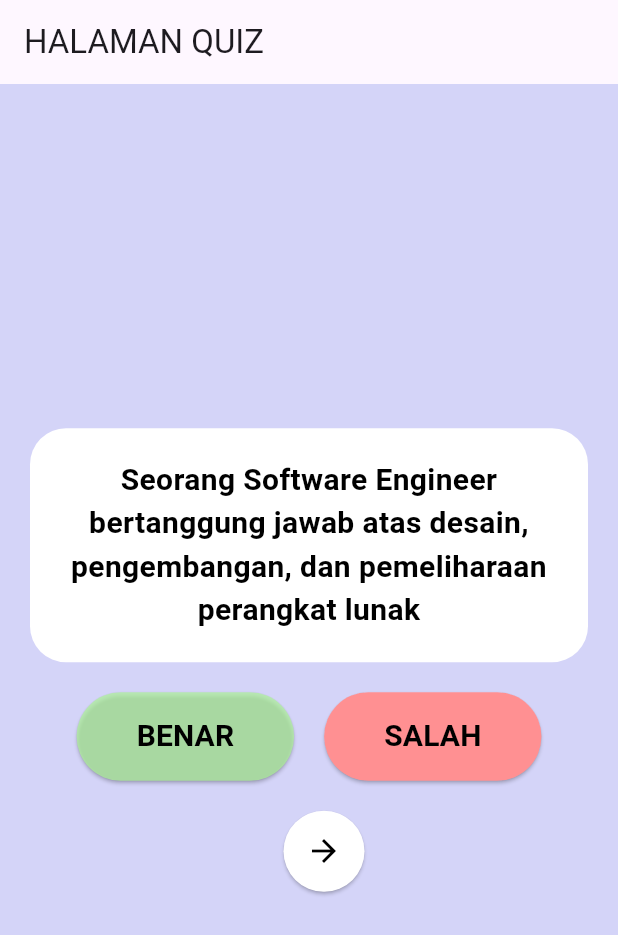
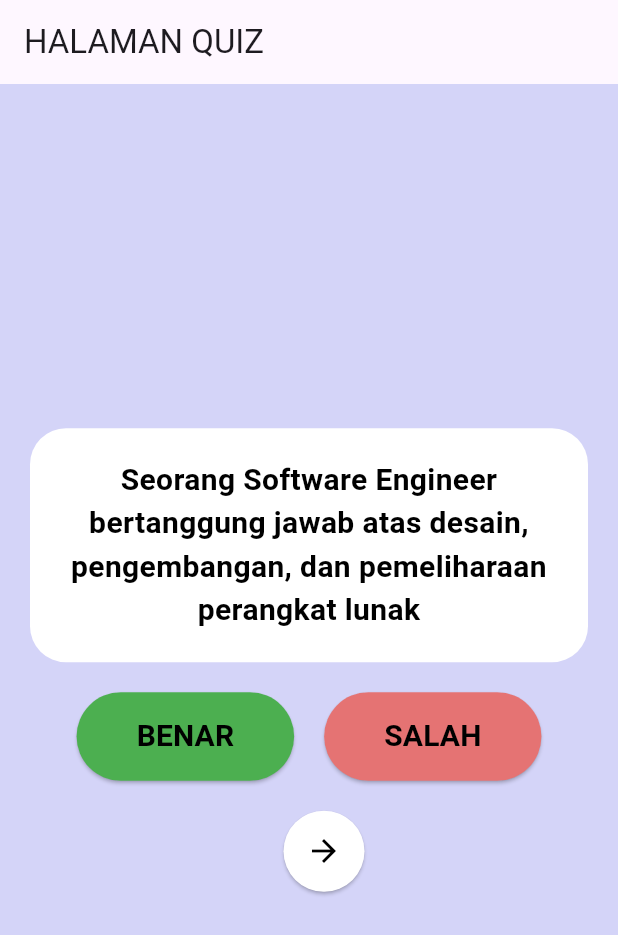
Before and after one commit to Nia026/Who-s-Who-in-IT-, a Flutter app: the QuizScreen screen opened by its route, after a tap on "BENAR", on a phone screen of 412 x 824 dp. Shown: the top 935 px of the screen. Run offline on Flutter 3.47's test engine with Material 3 defaults, Android fonts, the phone set to English and light mode, and no system bars; our stand-ins replace go_router.

Commit message:
memperbaiki quiz provider, quiz page, dan membuat about page

```diff
--- a/lib/main.dart
+++ b/lib/main.dart
@@ -5,6 +5,7 @@ import 'providers/quiz_provider.dart';
 import 'screens/homepage.dart';
 import 'screens/quiz_page.dart';
 import 'screens/result_page.dart';
+import 'screens/about_page.dart';
 
 void main() {
   runApp(
@@ -27,6 +28,7 @@ class QuizApp extends StatelessWidget {
           GoRoute(path: '/', builder: (context, state) => HomeScreen()),
           GoRoute(path: '/quiz', builder: (context, state) => QuizScreen()),
           GoRoute(path: '/result', builder: (context, state) => ResultScreen()),
+          GoRoute(path: '/about', builder: (context, state) => AboutScreen()),
         ]
       ),
     );
--- a/lib/providers/quiz_provider.dart
+++ b/lib/providers/quiz_provider.dart
@@ -11,13 +11,19 @@ class QuizProvider extends ChangeNotifier {
   List<bool?> get userAnswers => _userAnswers;
 
   void answerQuestion(bool answer) {
-    if (_userAnswers[_currentIndex] == null) {
-      _userAnswers[_currentIndex] = answer;
-      if (answer == questions[_currentIndex].answer) {
-        _score += 10;
+    if (_userAnswers[_currentIndex] != null) {
+      if (_userAnswers[_currentIndex] == questions[_currentIndex].answer) {
+        _score -= 10;
       }
-      notifyListeners();
     }
+
+    _userAnswers[_currentIndex] = answer;
+
+    if (answer == questions[_currentIndex].answer) {
+      _score += 10;
+    }
+
+    notifyListeners();
   }
 
   void nextQuestion() {
--- a/lib/screens/quiz_page.dart
+++ b/lib/screens/quiz_page.dart
@@ -11,9 +11,10 @@ class QuizScreen extends StatelessWidget {
   Widget build(BuildContext context) {
     final quizProvider = Provider.of<QuizProvider>(context);
     final currentQuestion = questions[quizProvider.currentIndex];
+    final userAnswer = quizProvider.userAnswers[quizProvider.currentIndex];
 
     return Scaffold(
-      backgroundColor: const Color(0xFFD4D4F8), // Warna background sesuai Figma
+      backgroundColor: const Color(0xFFD4D4F8),
       appBar: AppBar(title: const Text("HALAMAN QUIZ")),
       body: Center(
         child: Padding(
@@ -21,7 +22,6 @@ class QuizScreen extends StatelessWidget {
           child: Column(
             mainAxisAlignment: MainAxisAlignment.center,
             children: [
-              // Box putih untuk menampilkan pertanyaan
               Container(
                 width: double.infinity,
                 padding: const EdgeInsets.all(20),
@@ -39,36 +39,36 @@ class QuizScreen extends StatelessWidget {
                   ),
                 ),
               ),
-
               const SizedBox(height: 20),
-
-              // Tombol pilihan jawaban (Benar/Salah) dalam satu baris
               Row(
                 mainAxisAlignment: MainAxisAlignment.center,
                 children: [
                   _AnswerButton(
                     text: "BENAR",
-                    isSelected: quizProvider.userAnswers[quizProvider.currentIndex] == true,
-                    onPressed: () => quizProvider.answerQuestion(true),
-                    color: const Color(0xFFAEF399),
+                    isSelected: userAnswer == true,
+                    onPressed: () {
+                      quizProvider.answerQuestion(true);
+                    },
+                    defaultColor: const Color(0xFF81C784),
+                    selectedColor: const Color(0xFF4CAF50),
                   ),
                   const SizedBox(width: 20),
                   _AnswerButton(
                     text: "SALAH",
-                    isSelected: quizProvider.userAnswers[quizProvider.currentIndex] == false,
-                    onPressed: () => quizProvider.answerQuestion(false),
-                    color: const Color(0xFFFF9092),
+                    isSelected: userAnswer == false,
+                    onPressed: () {
+                      quizProvider.answerQuestion(false);
+                    },
+                    defaultColor: const Color(0xFFE57373),
+                    selectedColor: const Color(0xFFF44336),
                   ),
                 ],
               ),
-
               const SizedBox(height: 20),
-
-              // Navigasi soal (prev & next/lihat jawaban)
               Row(
                 mainAxisAlignment: MainAxisAlignment.center,
                 children: [
-                  if (quizProvider.currentIndex > 0) // Hanya tampil jika bukan soal pertama
+                  if (quizProvider.currentIndex > 0)
                     _NavButton(
                       icon: Icons.arrow_back,
                       onPressed: quizProvider.prevQuestion,
@@ -83,18 +83,14 @@ class QuizScreen extends StatelessWidget {
                       ),
                       child: _NavButton(
                         icon: Icons.check,
-                        onPressed: quizProvider.userAnswers[quizProvider.currentIndex] == null
-                            ? null
-                            : () => context.go('/result'),
+                        onPressed: userAnswer == null ? null : () => context.go('/result'),
                         label: "LIHAT JAWABAN",
                       ),
                     )
                   else
                     _NavButton(
                       icon: Icons.arrow_forward,
-                      onPressed: quizProvider.userAnswers[quizProvider.currentIndex] == null
-                          ? null
-                          : quizProvider.nextQuestion,
+                      onPressed: userAnswer == null ? null : quizProvider.nextQuestion,
                     ),
                 ],
               ),
@@ -106,18 +102,19 @@ class QuizScreen extends StatelessWidget {
   }
 }
 
-// Widget tombol jawaban (Benar/Salah)
 class _AnswerButton extends StatelessWidget {
   final String text;
   final bool isSelected;
   final VoidCallback onPressed;
-  final Color color;
+  final Color defaultColor;
+  final Color selectedColor;
 
   const _AnswerButton({
     required this.text,
     required this.isSelected,
     required this.onPressed,
-    required this.color,
+    required this.defaultColor,
+    required this.selectedColor,
   });
 
   @override
@@ -125,7 +122,7 @@ class _AnswerButton extends StatelessWidget {
     return ElevatedButton(
       onPressed: onPressed,
       style: ElevatedButton.styleFrom(
-        backgroundColor: isSelected ? color.withOpacity(0.7) : color,
+        backgroundColor: isSelected ? selectedColor : defaultColor,
         shape: RoundedRectangleBorder(
           borderRadius: BorderRadius.circular(60),
         ),
@@ -143,7 +140,6 @@ class _AnswerButton extends StatelessWidget {
   }
 }
 
-// Widget tombol navigasi
 class _NavButton extends StatelessWidget {
   final IconData icon;
   final VoidCallback? onPressed;
```
Also changed, not shown: lib/screens/about_page.dart (added, +66 -0 lines), lib/screens/homepage.dart (+19 -0 lines), lib/screens/result_page.dart (+11 -14 lines).
